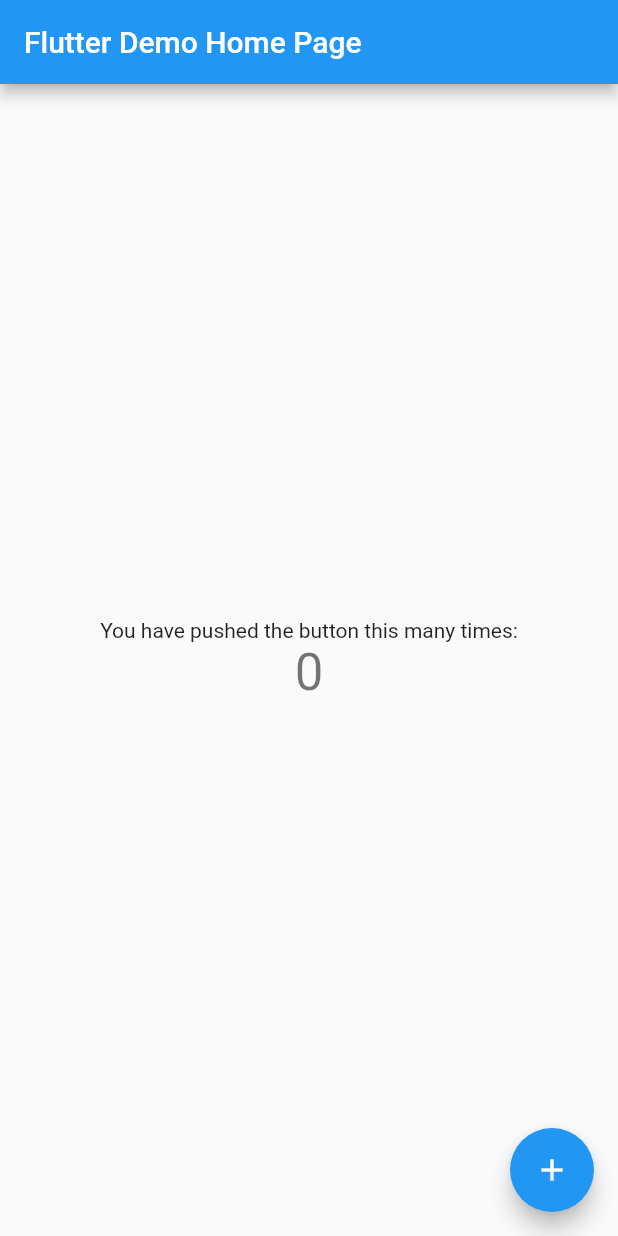
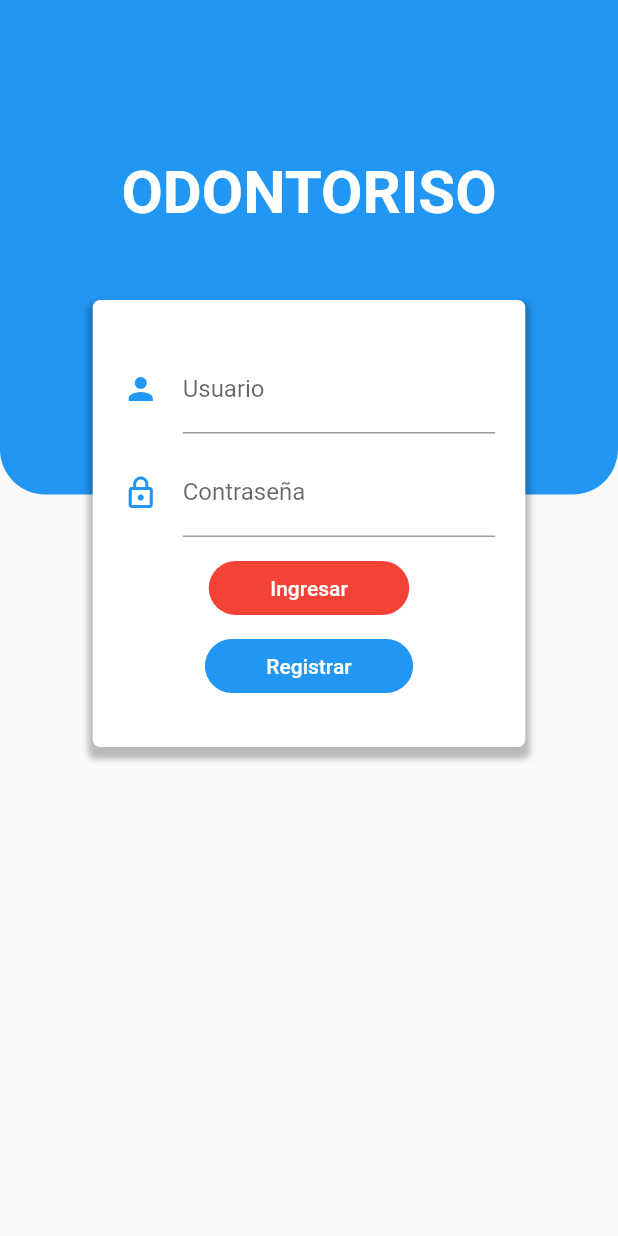
Before and after one commit to JChuayta/login_app, a Flutter app: the screen it shows after launch, on a phone screen of 412 x 824 dp. Run offline on Flutter 3.47's test engine with Material 2 defaults, Android fonts, the phone set to English and light mode, and no system bars; our stand-ins replace toast.

Commit message:
adding provider and files models, services

```diff
--- a/lib/main.dart
+++ b/lib/main.dart
@@ -1,117 +1,29 @@
 import 'package:flutter/material.dart';
+import 'package:login/provider/user_provider.dart';
+import 'package:login/screen/home/home_screen.dart';
+import 'package:login/screen/login/login_screen.dart';
+import 'package:provider/provider.dart';
 
-void main() {
+void main() async {
   runApp(MyApp());
 }
 
 class MyApp extends StatelessWidget {
-  // This widget is the root of your application.
   @override
   Widget build(BuildContext context) {
-    return MaterialApp(
-      title: 'Flutter Demo',
-      theme: ThemeData(
-        // This is the theme of your application.
-        //
-        // Try running your application with "flutter run". You'll see the
-        // application has a blue toolbar. Then, without quitting the app, try
-        // changing the primarySwatch below to Colors.green and then invoke
-        // "hot reload" (press "r" in the console where you ran "flutter run",
-        // or simply save your changes to "hot reload" in a Flutter IDE).
-        // Notice that the counter didn't reset back to zero; the application
-        // is not restarted.
-        primarySwatch: Colors.blue,
-        // This makes the visual density adapt to the platform that you run
-        // the app on. For desktop platforms, the controls will be smaller and
-        // closer together (more dense) than on mobile platforms.
-        visualDensity: VisualDensity.adaptivePlatformDensity,
+    return MultiProvider(
+      providers: [
+        ChangeNotifierProvider(create: (_) => new UserProvider()),
+      ],
+      child: MaterialApp(
+        debugShowCheckedModeBanner: false,
+        title: 'APP',
+        initialRoute: 'login',
+        routes: {
+          'login': (BuildContext context) => LoginScreen(),
+          'home': (BuildContext context) => HomeScreen(),
+        },
       ),
-      home: MyHomePage(title: 'Flutter Demo Home Page'),
     );
   }
 }
-
-class MyHomePage extends StatefulWidget {
-  MyHomePage({Key key, this.title}) : super(key: key);
-
-  // This widget is the home page of your application. It is stateful, meaning
-  // that it has a State object (defined below) that contains fields that affect
-  // how it looks.
-
-  // This class is the configuration for the state. It holds the values (in this
-  // case the title) provided by the parent (in this case the App widget) and
-  // used by the build method of the State. Fields in a Widget subclass are
-  // always marked "final".
-
-  final String title;
-
-  @override
-  _MyHomePageState createState() => _MyHomePageState();
-}
-
-class _MyHomePageState extends State<MyHomePage> {
-  int _counter = 0;
-
-  void _incrementCounter() {
-    setState(() {
-      // This call to setState tells the Flutter framework that something has
-      // changed in this State, which causes it to rerun the build method below
-      // so that the display can reflect the updated values. If we changed
-      // _counter without calling setState(), then the build method would not be
-      // called again, and so nothing would appear to happen.
-      _counter++;
-    });
-  }
-
-  @override
-  Widget build(BuildContext context) {
-    // This method is rerun every time setState is called, for instance as done
-    // by the _incrementCounter method above.
-    //
-    // The Flutter framework has been optimized to make rerunning build methods
-    // fast, so that you can just rebuild anything that needs updating rather
-    // than having to individually change instances of widgets.
-    return Scaffold(
-      appBar: AppBar(
-        // Here we take the value from the MyHomePage object that was created by
-        // the App.build method, and use it to set our appbar title.
-        title: Text(widget.title),
-      ),
-      body: Center(
-        // Center is a layout widget. It takes a single child and positions it
-        // in the middle of the parent.
-        child: Column(
-          // Column is also a layout widget. It takes a list of children and
-          // arranges them vertically. By default, it sizes itself to fit its
-          // children horizontally, and tries to be as tall as its parent.
-          //
-          // Invoke "debug painting" (press "p" in the console, choose the
-          // "Toggle Debug Paint" action from the Flutter Inspector in Android
-          // Studio, or the "Toggle Debug Paint" command in Visual Studio Code)
-          // to see the wireframe for each widget.
-          //
-          // Column has various properties to control how it sizes itself and
-          // how it positions its children. Here we use mainAxisAlignment to
-          // center the children vertically; the main axis here is the vertical
-          // axis because Columns are vertical (the cross axis would be
-          // horizontal).
-          mainAxisAlignment: MainAxisAlignment.center,
-          children: <Widget>[
-            Text(
-              'You have pushed the button this many times:',
-            ),
-            Text(
-              '$_counter',
-              style: Theme.of(context).textTheme.headline4,
-            ),
-          ],
-        ),
-      ),
-      floatingActionButton: FloatingActionButton(
-        onPressed: _incrementCounter,
-        tooltip: 'Increment',
-        child: Icon(Icons.add),
-      ), // This trailing comma makes auto-formatting nicer for build methods.
-    );
-  }
-}
--- /dev/null
+++ b/lib/models/user_model.dart
@@ -0,0 +1,125 @@
+import 'dart:convert';
+
+User userFromJson(String str) => User.fromJson(json.decode(str));
+
+String userToJson(User data) => json.encode(data.toJson());
+
+class User {
+  User({
+    this.id,
+    this.nombre,
+    this.apellido,
+    this.nacimiento,
+    this.usuario,
+    this.nit,
+    this.contacto,
+    this.imagen,
+    this.email,
+    this.password,
+    this.estado,
+    this.tipo,
+    this.genero,
+    this.noti,
+  });
+
+  int id;
+  String nombre;
+  String apellido;
+  dynamic nacimiento;
+  String usuario;
+  String nit;
+  String contacto;
+  dynamic imagen;
+  dynamic email;
+  String password;
+  String estado;
+  String tipo;
+  String genero;
+  List<Noti> noti;
+
+  factory User.fromJson(Map<String, dynamic> json) => User(
+        id: json["id"],
+        nombre: json["nombre"],
+        apellido: json["apellido"],
+        nacimiento: json["nacimiento"],
+        usuario: json["usuario"],
+        nit: json["nit"],
+        contacto: json["contacto"],
+        imagen: json["imagen"],
+        email: json["email"],
+        password: json["password"],
+        estado: json["estado"],
+        tipo: json["tipo"],
+        genero: json["genero"],
+        noti: List<Noti>.from(json["noti"].map((x) => Noti.fromJson(x))),
+      );
+
+  Map<String, dynamic> toJson() => {
+        "id": id,
+        "nombre": nombre,
+        "apellido": apellido,
+        "nacimiento": nacimiento,
+        "usuario": usuario,
+        "nit": nit,
+        "contacto": contacto,
+        "imagen": imagen,
+        "email": email,
+        "password": password,
+        "estado": estado,
+        "tipo": tipo,
+        "genero": genero,
+        "noti": List<dynamic>.from(noti.map((x) => x.toJson())),
+      };
+}
+
+class Noti {
+  Noti({
+    this.id,
+    this.idsolicitud,
+    this.idasignartrabajo,
+    this.idusuarioenviado,
+    this.idusuariorecibido,
+    this.mensaje,
+    this.tipo,
+    this.estado,
+    this.fecha,
+    this.hora,
+  });
+
+  int id;
+  int idsolicitud;
+  int idasignartrabajo;
+  int idusuarioenviado;
+  int idusuariorecibido;
+  String mensaje;
+  String tipo;
+  String estado;
+  String fecha;
+  String hora;
+
+  factory Noti.fromJson(Map<String, dynamic> json) => Noti(
+        id: json["id"],
+        idsolicitud: json["idsolicitud"],
+        idasignartrabajo: json["idasignartrabajo"],
+        idusuarioenviado: json["idusuarioenviado"],
+        idusuariorecibido: json["idusuariorecibido"],
+        mensaje: json["mensaje"],
+        tipo: json["tipo"],
+        estado: json["estado"],
+        fecha: json["fecha"],
+        hora: json["hora"],
+      );
+
+  Map<String, dynamic> toJson() => {
+        "id": id,
+        "idsolicitud": idsolicitud,
+        "idasignartrabajo": idasignartrabajo,
+        "idusuarioenviado": idusuarioenviado,
+        "idusuariorecibido": idusuariorecibido,
+        "mensaje": mensaje,
+        "tipo": tipo,
+        "estado": estado,
+        "fecha": fecha,
+        "hora": hora,
+      };
+}
--- /dev/null
+++ b/lib/provider/services.dart
@@ -0,0 +1,20 @@
+import 'dart:convert';
+import 'package:http/http.dart' as http;
+
+import '../models/user_model.dart';
+
+Future<dynamic> getJson(Uri url) async {
+  http.Response response = await http.get(url);
+  print(json.decode(response.body).toString());
+  return json.decode(response.body);
+}
+
+final String API_URL = 'limservip.herokuapp.com';
+
+Future<List<User>> autenticando(String user, String pass) async {
+  var uri =
+      new Uri.http(API_URL, 'api/loguear', {'usuario': user, 'password': pass});
+  print(uri.toString());
+  return await getJson(uri).then(((data) =>
+      data['data'].map<User>((item) => User.fromJson(item)).toList()));
+}
--- /dev/null
+++ b/lib/provider/user_provider.dart
@@ -0,0 +1,13 @@
+import 'package:flutter/material.dart';
+import 'package:login/models/user_model.dart';
+
+class UserProvider with ChangeNotifier {
+  User _user = new User();
+
+  User get getUser => this._user;
+
+  set setUser(User user) {
+    this._user = user;
+    notifyListeners();
+  }
+}
--- /dev/null
+++ b/lib/screen/home/home_screen.dart
@@ -0,0 +1,32 @@
+import 'package:flutter/material.dart';
+
+class HomeScreen extends StatefulWidget {
+  @override
+  _HomeScreenState createState() => _HomeScreenState();
+}
+
+class _HomeScreenState extends State<HomeScreen> {
+  @override
+  Widget build(BuildContext context) {
+    return Scaffold(
+      appBar: AppBar(
+        actions: [
+          IconButton(
+            icon: Icon(Icons.exit_to_app),
+            onPressed: () {
+              Navigator.of(context).pop();
+              Navigator.of(context).pushNamed('login');
+            },
+          )
+        ],
+        title: Text("Home"),
+        centerTitle: true,
+      ),
+      body: Container(
+        child: Center(
+          child: Text("Home"),
+        ),
+      ),
+    );
+  }
+}
--- /dev/null
+++ b/lib/screen/login/login_screen.dart
@@ -0,0 +1,218 @@
+import 'package:toast/toast.dart';
+import 'package:flutter/material.dart';
+import 'package:provider/provider.dart';
+import 'package:login/models/user_model.dart';
+import 'package:login/provider/user_provider.dart';
+import 'package:login/screen/home/home_screen.dart';
+import '../../provider/services.dart' as services;
+
+class LoginScreen extends StatefulWidget {
+  @override
+  LoginScreenState createState() => LoginScreenState();
+}
+
+class LoginScreenState extends State<LoginScreen> {
+  // List<User> user = new List();
+  @override
+  void initState() {
+    super.initState();
+  }
+
+  TextEditingController usuarioController = new TextEditingController();
+  TextEditingController passwordController = new TextEditingController();
+
+  @override
+  Widget build(BuildContext context) {
+    return Scaffold(
+        body: SingleChildScrollView(
+      child: Stack(
+        children: [
+          _crearFondo(context),
+          _loginForm(context),
+        ],
+      ),
+    ));
+  }
+
+  Widget _loginForm(BuildContext context) {
+    final size = MediaQuery.of(context).size;
+    return SingleChildScrollView(
+      child: Column(
+        children: <Widget>[
+          SafeArea(
+            child: Container(
+              height: 120.0,
+            ),
+          ),
+          Container(
+            width: size.width * 0.70,
+            padding: EdgeInsets.symmetric(vertical: 30.0),
+            margin: EdgeInsets.only(top: 80.0, bottom: 60.0),
+            decoration: BoxDecoration(
+                color: Colors.white,
+                borderRadius: BorderRadius.circular(5.0),
+                boxShadow: <BoxShadow>[
+                  BoxShadow(
+                      color: Colors.black26,
+                      blurRadius: 3.0,
+                      offset: Offset(0.0, 5.0),
+                      spreadRadius: 3.0)
+                ]),
+            child: Column(
+              children: <Widget>[
+                _crearUsuario(),
+                SizedBox(
+                  height: 10.0,
+                ),
+                _crearPassword(),
+                SizedBox(
+                  height: 10.0,
+                ),
+                _crearBoton(),
+                SizedBox(
+                  height: 4.0,
+                ),
+                _crearBotonRegistrar(),
+              ],
+            ),
+          ),
+        ],
+      ),
+    );
+  }
+
+  Widget _crearBoton() {
+    return RaisedButton(
+      child: Container(
+        padding: EdgeInsets.symmetric(horizontal: 25.0, vertical: 10.0),
+        child: Text(
+          'Ingresar',
+          style: TextStyle(color: Colors.white),
+        ),
+      ),
+      shape: RoundedRectangleBorder(borderRadius: BorderRadius.circular(20.0)),
+      elevation: 0.0,
+      color: Colors.red,
+      textColor: Colors.white,
+      onPressed: () => {
+        Navigator.pushReplacement(context,
+            MaterialPageRoute(builder: (BuildContext context) => HomeScreen()))
+      },
+    );
+  }
+
+  Widget _crearBotonRegistrar() {
+    return RaisedButton(
+      child: Container(
+        padding: EdgeInsets.symmetric(horizontal: 25.0, vertical: 8.0),
+        child: Text(
+          'Registrar',
+          style: TextStyle(color: Colors.white),
+        ),
+      ),
+      shape: RoundedRectangleBorder(borderRadius: BorderRadius.circular(20.0)),
+      elevation: 0.0,
+      color: Colors.blue,
+      textColor: Colors.white,
+      onPressed: () => Navigator.pushNamed(context, 'registrar'),
+    );
+  }
+
+  loguearse() async {
+    final provider = Provider.of<UserProvider>(context);
+    List<User> user = await services.autenticando(
+        usuarioController.text, passwordController.text);
+
+    if (user.isEmpty) {
+      Toast.show("usuario o contraseña incorrecta", context,
+          duration: Toast.LENGTH_SHORT, gravity: Toast.BOTTOM);
+    } else {
+      provider.setUser = user[0];
+    }
+  }
+
+  Widget _crearUsuario() {
+    return StreamBuilder(
+      builder: (BuildContext context, AsyncSnapshot snapshot) {
+        return Container(
+          padding: EdgeInsets.symmetric(horizontal: 20.0),
+          child: TextField(
+            decoration: InputDecoration(
+                icon: Icon(Icons.person, color: Colors.blue),
+                labelText: 'Usuario',
+                counterText: snapshot.data,
+                errorText: snapshot.error),
+            controller: usuarioController,
+          ),
+        );
+      },
+    );
+  }
+
+  Widget _crearPassword() {
+    return StreamBuilder(
+      builder: (BuildContext context, AsyncSnapshot snapshot) {
+        return Container(
+          padding: EdgeInsets.symmetric(horizontal: 20.0),
+          child: TextField(
+            obscureText: true,
+            decoration: InputDecoration(
+                icon: Icon(
+                  Icons.lock_outline,
+                  color: Colors.blue,
+                ),
+                labelText: 'Contraseña',
+                counterText: snapshot.data,
+                errorText: snapshot.error),
+            controller: passwordController,
+          ),
+        );
+      },
+    );
+  }
+
+  Widget _crearFondo(BuildContext context) {
+    final size = MediaQuery.of(context).size;
+    final fondoNegro = Container(
+      height: size.height * 0.4,
+      width: double.infinity,
+      decoration: BoxDecoration(
+          gradient: LinearGradient(
+            colors: <Color>[
+              Colors.blue,
+              Colors.blue
+              // Color.fromRGBO(0, 0, 0, 1.0),
+              // Color.fromRGBO(0, 0, 0, 1.0),
+            ],
+          ),
+          borderRadius: BorderRadius.only(
+            bottomLeft: Radius.circular(30.0),
+            bottomRight: Radius.circular(30.0),
+          )),
+    );
+    return Stack(
+      children: <Widget>[
+        fondoNegro,
+        Container(
+          padding: EdgeInsets.only(top: 80.0),
+          child: Column(
+            children: <Widget>[
+              SizedBox(
+                height: 25.0,
+                width: double.infinity,
+              ),
+              Text(
+                'ODONTORISO',
+                style: TextStyle(
+                  color: Colors.white,
+                  fontWeight: FontWeight.bold,
+                  fontSize: 40.0,
+                ),
+              ),
+            ],
+          ),
+        )
+      ],
+    );
+  }
+}
--- a/pubspec.yaml
+++ b/pubspec.yaml
@@ -28,6 +28,9 @@ dependencies:
   # The following adds the Cupertino Icons font to your application.
   # Use with the CupertinoIcons class for iOS style icons.
   cupertino_icons: ^1.0.0
+  provider: ^4.3.3
+  http: ^0.12.2
+  toast: ^0.1.5
 
 dev_dependencies:
   flutter_test:
```
Also changed, not shown: pubspec.lock, 1 other file.
